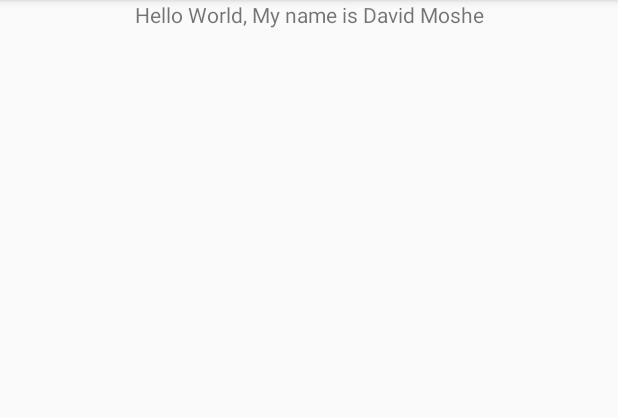
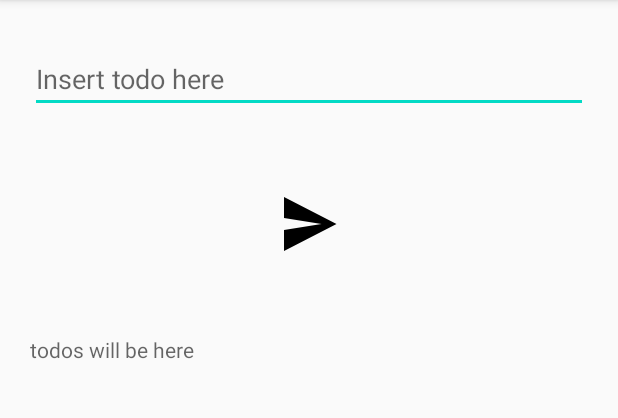
Before and after one commit to dudumoshe/POSTPC_David_Moshe, an Android app: the screen it shows after launch (MainActivity), on a phone screen of 412 x 824 dp, the part 84-502 px from its top. Run offline under Robolectric (Android 15) with nearby library versions, the phone set to English and light mode, and no system bars.

Commit message:
Ex1: textView, button and EditText (David Moshe 203384540).

```diff
--- a/app/src/main/java/com/example/postpc_david_moshe/MainActivity.java
+++ b/app/src/main/java/com/example/postpc_david_moshe/MainActivity.java
@@ -4,6 +4,9 @@ import androidx.appcompat.app.AppCompatActivity;
 
 import android.os.Bundle;
 import android.view.View;
+import android.widget.Button;
+import android.widget.EditText;
+import android.widget.TextView;
 
 public class MainActivity extends AppCompatActivity {
 
@@ -11,5 +14,16 @@ public class MainActivity extends AppCompatActivity {
     protected void onCreate(Bundle savedInstanceState) {
         super.onCreate(savedInstanceState);
         setContentView(R.layout.activity_main);
+
+        Button button = findViewById(R.id.add_item_button);
+        button.setOnClickListener(new View.OnClickListener() {
+            @Override
+            public void onClick(View v) {
+                TextView textView = findViewById(R.id.items_list_text_view);
+                EditText editText = findViewById(R.id.insert_items_edit_text);
+                textView.setText(editText.getText());
+                editText.setText("");
+            }
+        });
     }
 }
--- /dev/null
+++ b/app/src/main/res/drawable/ic_send_black_24dp.xml
@@ -0,0 +1,9 @@
+<vector xmlns:android="http://schemas.android.com/apk/res/android"
+        android:width="24dp"
+        android:height="24dp"
+        android:viewportWidth="24.0"
+        android:viewportHeight="24.0">
+    <path
+        android:fillColor="#FF000000"
+        android:pathData="M2.01,21L23,12 2.01,3 2,10l15,2 -15,2z"/>
+</vector>
--- a/app/src/main/res/layout/activity_main.xml
+++ b/app/src/main/res/layout/activity_main.xml
@@ -6,12 +6,38 @@
     android:layout_height="match_parent"
     tools:context=".MainActivity">
 
-    <TextView
-        android:layout_width="wrap_content"
+    <EditText
+        android:id="@+id/insert_items_edit_text"
+        android:layout_width="match_parent"
         android:layout_height="wrap_content"
-        android:text="Hello World, My name is David Moshe"
+        android:layout_marginTop="30dp"
+        android:layout_marginLeft="20dp"
+        android:layout_marginRight="20dp"
+        android:layout_gravity="center_horizontal"
+        app:layout_constraintTop_toTopOf="parent"
+        android:inputType="text"
+        android:hint="Insert todo here" />
+
+    <Button
+        android:id="@+id/add_item_button"
+        android:layout_width="40dp"
+        android:layout_height="wrap_content"
+        android:layout_marginTop="50dp"
+        android:background="@drawable/ic_send_black_24dp"
         app:layout_constraintLeft_toLeftOf="parent"
         app:layout_constraintRight_toRightOf="parent"
-        app:layout_constraintTop_toTopOf="parent" />
+        app:layout_constraintTop_toBottomOf="@+id/insert_items_edit_text" />
+
+    <TextView
+        android:id="@+id/items_list_text_view"
+        android:layout_width="match_parent"
+        android:layout_height="wrap_content"
+        android:hint="todos will be here"
+        android:layout_marginRight="20dp"
+        android:layout_marginLeft="20dp"
+        app:layout_constraintLeft_toLeftOf="parent"
+        app:layout_constraintRight_toRightOf="parent"
+        android:layout_marginTop="50dp"
+        app:layout_constraintTop_toBottomOf="@+id/add_item_button" />
 
 </androidx.constraintlayout.widget.ConstraintLayout>
```
Also changed, not shown: 2 other files.
